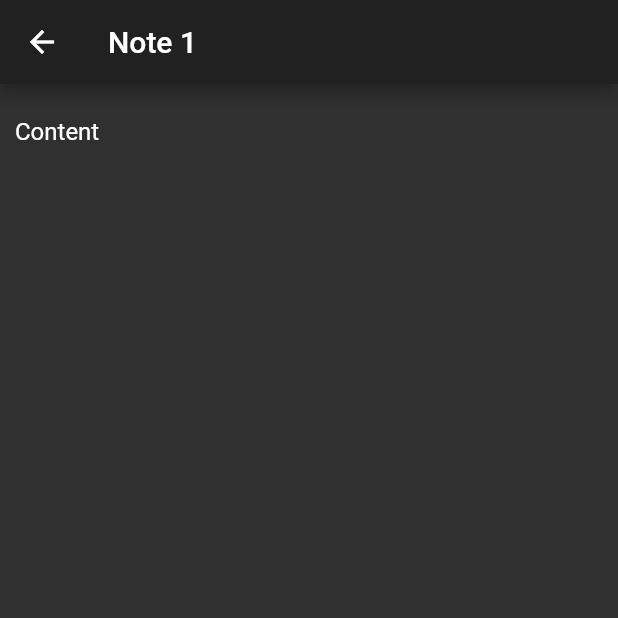
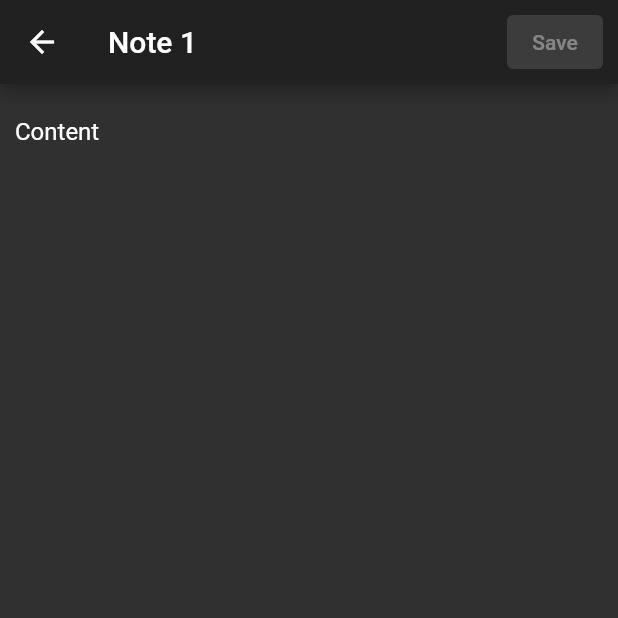
Before and after one commit to jaq-the-cat/eznotes, a Flutter app: the screen it shows after launch, after a tap on "Note 1", on a phone screen of 412 x 824 dp, the top half of it. Run offline on Flutter 3.47's test engine with Material 2 defaults, Android fonts, the phone set to English and light mode, and no system bars.

Commit message:
note save button

```diff
--- a/lib/pages/note.dart
+++ b/lib/pages/note.dart
@@ -12,6 +12,7 @@ class Note extends StatefulWidget {
 class NoteState extends State<Note> {
 
     TextEditingController controller = TextEditingController();
+    bool changed = false;
 
     @override
     Widget build(BuildContext context) {
@@ -19,8 +20,21 @@ class NoteState extends State<Note> {
         return Scaffold(
             appBar: AppBar(
                 title: Text(widget.noteTitle),
+                actions: [
+                    Padding(
+                        padding: EdgeInsets.all(10),
+                        child: ElevatedButton(
+                            child: Text("Save"),
+                            onPressed: changed
+                            ? () {
+                                setState(() => this.changed = false);
+                            }
+                            : null,
+                        ),
+                    ),
+                ],
             ),
-            body: fullTextField(controller: controller),
+            body: fullTextField(controller: controller, onChanged: () { setState(() => this.changed = true); }),
         );
     }
 }
--- a/lib/widgets.dart
+++ b/lib/widgets.dart
@@ -3,12 +3,13 @@ import 'pages/folder.dart';
 import 'pages/note.dart';
 import 'helpers.dart';
 
-Widget fullTextField({TextEditingController controller}) => Padding(
+Widget fullTextField({TextEditingController controller, void Function() onChanged}) => Padding(
     padding: EdgeInsets.all(10),
     child: TextField(
         controller: controller,
         maxLines: 256,
         keyboardType: TextInputType.multiline,
+        onChanged: (s) => onChanged(),
         decoration: InputDecoration(
             border:  InputBorder.none,
         ),
```
